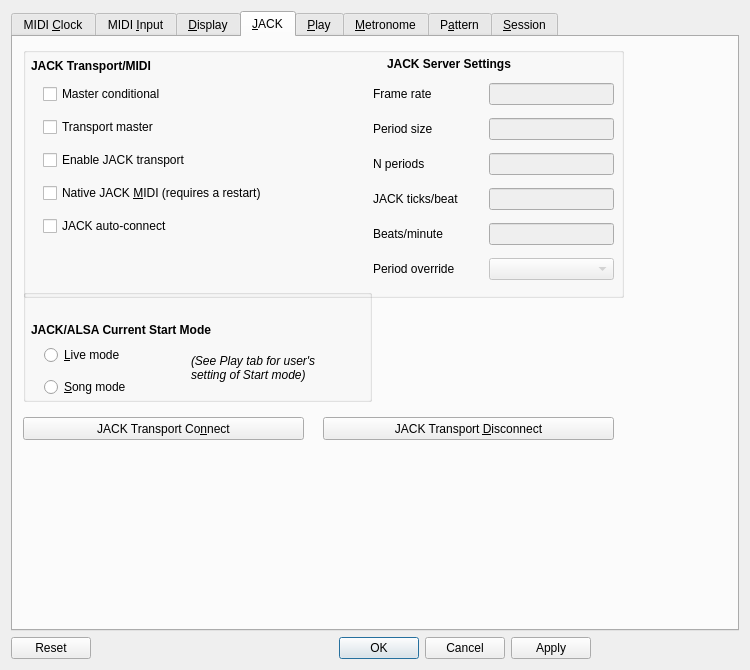
Old version of the form seq_qt5/forms/qseditoptions.ui in the repository ahlstromcj/seq66.
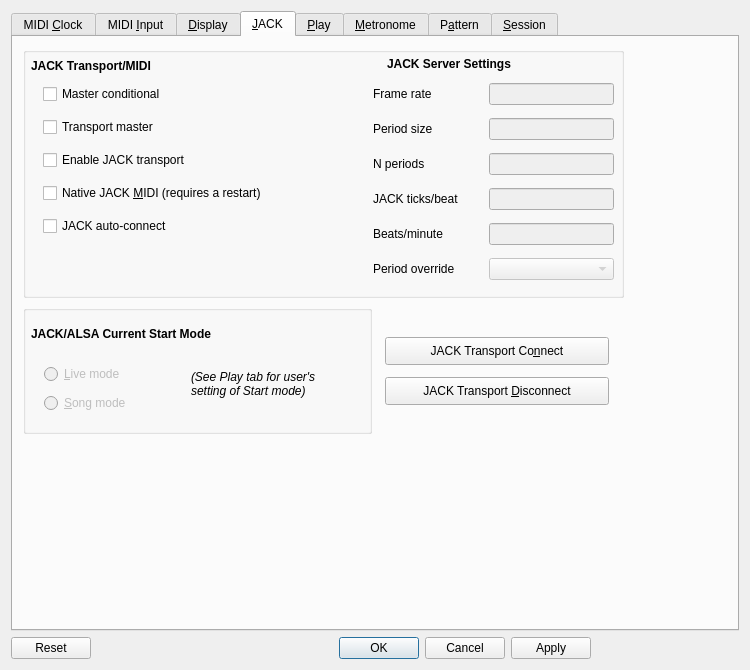
New version of the form. The open tabs and pages were chosen to show the change.

What changed in the file:
```diff
--- a/seq_qt5/forms/qseditoptions.ui
+++ b/seq_qt5/forms/qseditoptions.ui
@@ -1588,10 +1588,10 @@
       <widget class="QPushButton" name="btnJackConnect">
        <property name="geometry">
         <rect>
-         <x>10</x>
-         <y>380</y>
-         <width>281</width>
-         <height>23</height>
+         <x>372</x>
+         <y>300</y>
+         <width>224</width>
+         <height>28</height>
         </rect>
        </property>
        <property name="toolTip">
@@ -1604,10 +1604,10 @@
       <widget class="QPushButton" name="btnJackDisconnect">
        <property name="geometry">
         <rect>
-         <x>310</x>
-         <y>380</y>
-         <width>291</width>
-         <height>23</height>
+         <x>372</x>
+         <y>340</y>
+         <width>224</width>
+         <height>28</height>
         </rect>
        </property>
        <property name="toolTip">
@@ -1685,9 +1685,9 @@
        <property name="geometry">
         <rect>
          <x>10</x>
-         <y>252</y>
+         <y>268</y>
          <width>349</width>
-         <height>113</height>
+         <height>129</height>
         </rect>
        </property>
        <property name="title">
@@ -1700,7 +1700,7 @@
         <property name="geometry">
          <rect>
           <x>8</x>
-          <y>32</y>
+          <y>20</y>
           <width>291</width>
           <height>17</height>
          </rect>
@@ -1741,14 +1741,17 @@
        <property name="geometry">
         <rect>
          <x>31</x>
-         <y>302</y>
+         <y>324</y>
          <width>141</width>
-         <height>64</height>
+         <height>56</height>
         </rect>
        </property>
        <layout class="QVBoxLayout" name="radio_group_layout">
         <item>
          <widget class="QRadioButton" name="radio_live_mode">
+          <property name="enabled">
+           <bool>false</bool>
+          </property>
           <property name="toolTip">
            <string>Play MIDI in Live Mode:  each pattern plays in an endless loop.</string>
           </property>
@@ -1759,6 +1762,9 @@
         </item>
         <item>
          <widget class="QRadioButton" name="radio_song_mode">
+          <property name="enabled">
+           <bool>false</bool>
+          </property>
           <property name="toolTip">
            <string>Play MIDI in Song Mode: playback controlled by the layout
 in the Song Editor.</string>
```
Left out of the diff: 41 changed lines with no effect on the pictures.
